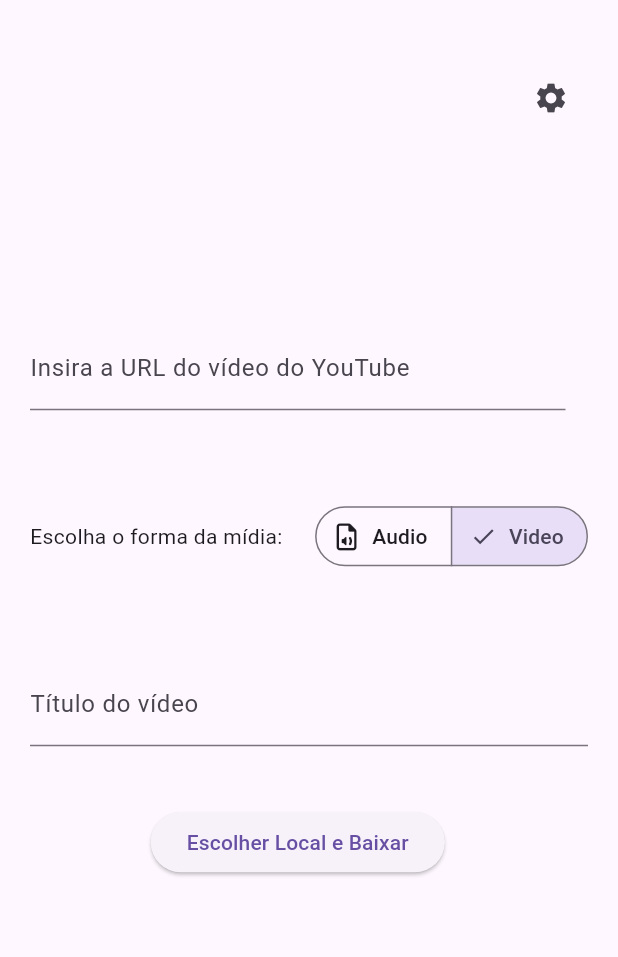
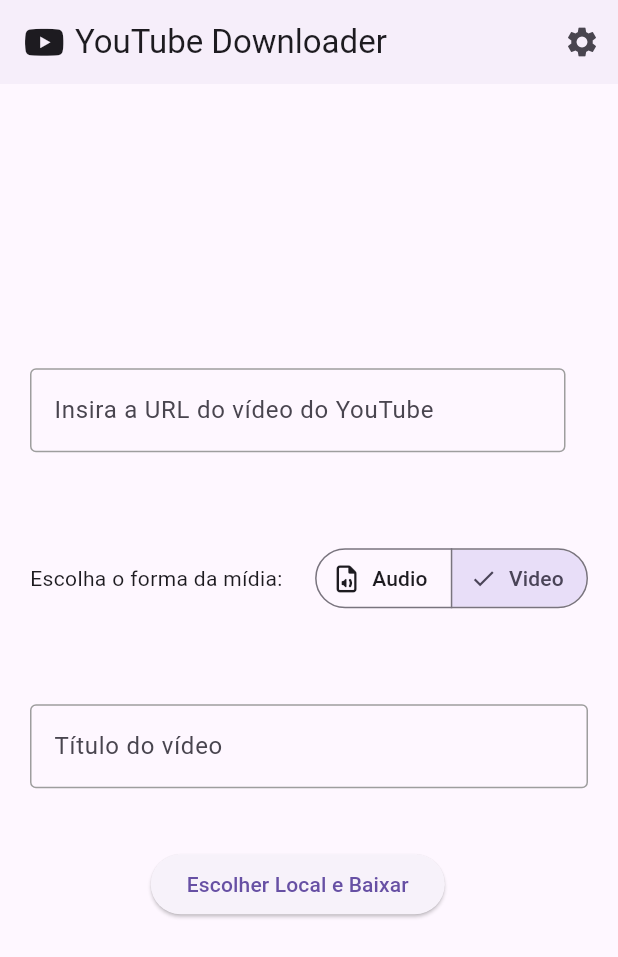
Before and after one commit to DanrleiC/youtube_downloader, a Flutter app: the screen it shows after launch, after a tap on "Video", on a phone screen of 412 x 824 dp. Shown: the top 957 px of the screen. Run offline on Flutter 3.47's test engine with Material 3 defaults, Android fonts, the phone set to English and light mode, and no system bars; our stand-ins replace file_picker, font_awesome_flutter, shared_preferences; missing offline and left inert: clipboard, flutter_overlay_loader, youtube_explode_dart.

Commit message:
ajuste no layout dos campos texto

```diff
--- a/lib/app/view/home_page.view.dart
+++ b/lib/app/view/home_page.view.dart
@@ -5,7 +5,6 @@ import 'package:font_awesome_flutter/font_awesome_flutter.dart';
 import 'package:youtube_downloader/app/controller/home_page.controller.dart';
 import 'package:youtube_downloader/app/utils/enum/type.enum.dart';
 import 'package:youtube_downloader/app/utils/show_widget_preference.dart';
-import 'package:youtube_downloader/app/utils/size_screen.dart';
 
 class HomePageView extends StatefulWidget {
   const HomePageView({super.key});
@@ -23,6 +22,7 @@ class _HomePageViewState extends State<HomePageView> {
   @override
   Widget build(BuildContext context) {
     return Scaffold(
+      appBar: appBar(),
       body: _body()
     );
   }
@@ -46,10 +46,7 @@ class _HomePageViewState extends State<HomePageView> {
   Widget _body() {
     return ValueListenableBuilder(
       valueListenable: controller.message,
-      builder: (context, value, child) => Stack(
-        children: [
-          _buildSettingIcon(),
-          Column(
+      builder: (context, value, child) => Column(
         mainAxisAlignment: MainAxisAlignment.center,
         children: [
           _columLine(),
@@ -62,8 +59,6 @@ class _HomePageViewState extends State<HomePageView> {
           _height,
           _message()
         ],
-          ),
-        ]
       ),
     );
   }
@@ -80,25 +75,38 @@ class _HomePageViewState extends State<HomePageView> {
   }
 
   Widget _buildSettingIcon() {
-    return Positioned(
-      top: SizeScreen.sizeHeight(context, percentage: 0.05),
-      right: SizeScreen.sizeWidth(context, percentage: 0.05),
-      child: IconButton(
+    return IconButton(
       onPressed: () => controller.navigatePageSetting(context),
       icon: const Icon(Icons.settings)
-      ),
     );
   }
 
-  Widget _fieldUrl(){
+  InputDecoration inputDecoration({required String label, String? errorText}) {
+    return InputDecoration(
+      labelText: label,
+      border: OutlineInputBorder(
+        borderRadius: BorderRadius.circular(10), // Borda arredondada
+      ),
+      enabledBorder: const OutlineInputBorder(
+        borderSide: BorderSide(color: Colors.grey), // Cor quando não está focado
+      ),
+      focusedBorder: OutlineInputBorder(
+        borderSide: BorderSide(color: Theme.of(context).colorScheme.primary), // Cor e espessura ao focar
+      ),
+      errorText: errorText
+    );
+  }
+
+  Widget _fieldUrl() {
     return Padding(
       padding: const EdgeInsets.all(20.0),
       child: TextField(
         controller: _urlController,
-        decoration: const InputDecoration(
-          labelText: 'Insira a URL do vídeo do YouTube',
+        decoration: inputDecoration(label: 'Insira a URL do vídeo do YouTube'),
+        onChanged: (value) => controller.getVideoInfo(
+          url: _urlController.text,
+          context: context,
         ),
-        onChanged: (value) => controller.getVideoInfo(url: _urlController.text, context: context),
       ),
     );
   }
@@ -136,8 +144,8 @@ class _HomePageViewState extends State<HomePageView> {
         valueListenable: controller.titleTextController,
         builder: (context, value, child) => TextField(
           controller: controller.titleTextController,
-          decoration: InputDecoration(
-            labelText: 'Título do vídeo',
+          decoration: inputDecoration(
+            label: 'Título do vídeo',
             errorText: controller.errorText.value,
           ),
           onChanged: (value) => controller.validateInput(value)
```
Lines whose indentation alone changed are shown as unchanged.
